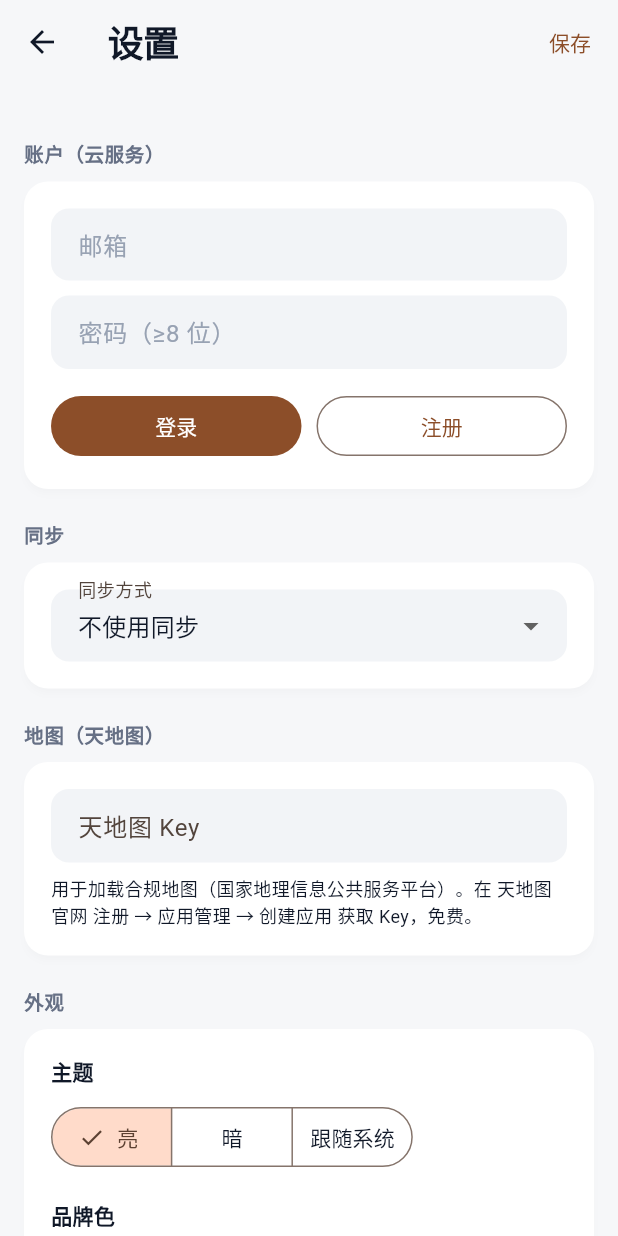
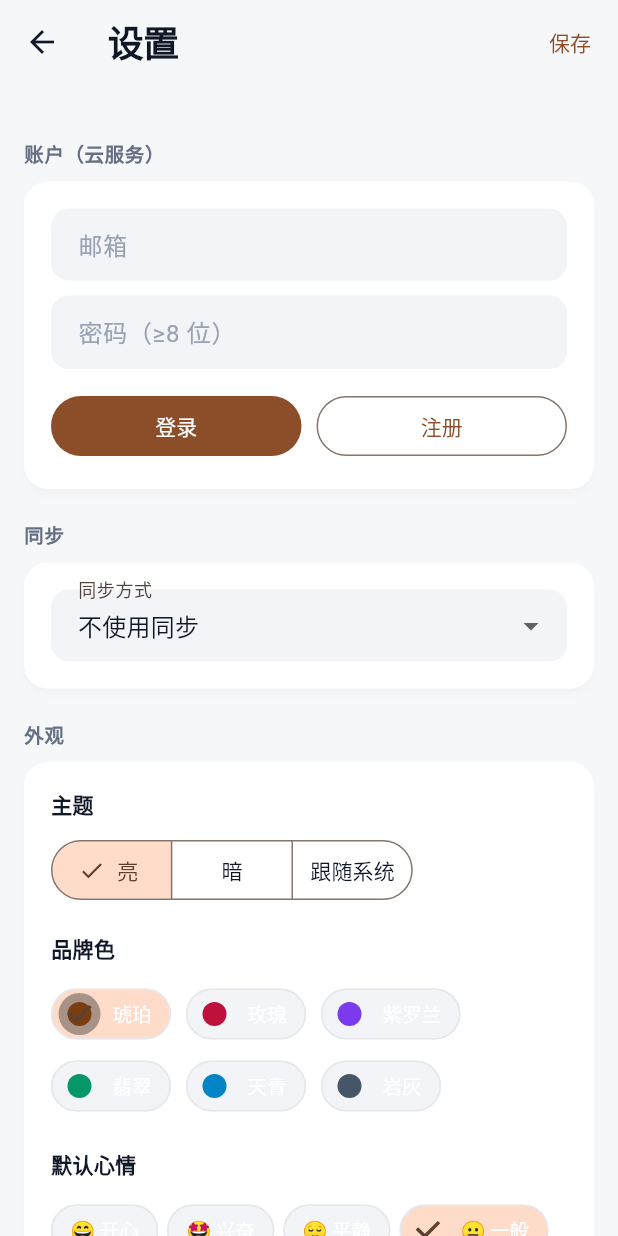
Before and after one commit to HonestLiu/my_diary, a Flutter app: the SettingsScreen screen opened directly, on a phone screen of 412 x 824 dp. Run offline on Flutter 3.47's test engine with Material 3 defaults, Android fonts, the phone set to English and light mode, and no system bars; our stand-ins replace file_picker, flutter_map, geolocator, image_picker, latlong2, open_filex and 2 more; accounts and stored records are empty; statements that could not run were skipped.

Commit message:
refactor(map): 从设置页与 AppSettings 移除天地图 Key，调用方改用 MapConfig

```diff
--- a/Mobile2/my_diary/lib/models/settings.dart
+++ b/Mobile2/my_diary/lib/models/settings.dart
@@ -12,7 +12,6 @@ class AppSettings {
   final int weekStartsOn; // 0 = 周日, 1 = 周一
   final Mood defaultMood;
   final SyncConfig sync;
-  final String mapKey; // 天地图（Tianditu）密钥，用于加载合规地图瓦片与逆地理编码
 
   const AppSettings({
     this.version = 1,
@@ -23,7 +22,6 @@ class AppSettings {
     this.weekStartsOn = 1,
     this.defaultMood = Mood.neutral,
     this.sync = const SyncConfig(),
-    this.mapKey = '',
   });
 
   factory AppSettings.fromJson(Map<String, dynamic> json) {
@@ -45,7 +43,6 @@ class AppSettings {
       sync: syncJson != null
           ? SyncConfig.fromJson(syncJson)
           : const SyncConfig(),
-      mapKey: (json['mapKey'] as String?) ?? '',
     );
   }
 
@@ -58,7 +55,6 @@ class AppSettings {
         'weekStartsOn': weekStartsOn,
         'defaultMood': defaultMood.name,
         'sync': sync.toJson(),
-        'mapKey': mapKey,
       };
 
   AppSettings copyWith({
@@ -69,7 +65,6 @@ class AppSettings {
     int? weekStartsOn,
     Mood? defaultMood,
     SyncConfig? sync,
-    String? mapKey,
   }) =>
       AppSettings(
         version: version,
@@ -80,7 +75,6 @@ class AppSettings {
         weekStartsOn: weekStartsOn ?? this.weekStartsOn,
         defaultMood: defaultMood ?? this.defaultMood,
         sync: sync ?? this.sync,
-        mapKey: mapKey ?? this.mapKey,
       );
 }
 
--- a/Mobile2/my_diary/lib/ui/editor_screen.dart
+++ b/Mobile2/my_diary/lib/ui/editor_screen.dart
@@ -519,14 +519,12 @@ class _EditorScreenState extends State<EditorScreen> {
 
   /// 打开地图选点页，回写经纬度与地点名称。
   Future<void> _pickLocation() async {
-    final key = context.read<AppStore>().settings.mapKey;
     final result = await Navigator.push<Map<String, dynamic>?>(
       context,
       MaterialPageRoute(
         builder: (_) => MapPickerPage(
           initialLat: _latitude,
           initialLon: _longitude,
-          mapKey: key,
         ),
       ),
     );
--- a/Mobile2/my_diary/lib/ui/map_screen.dart
+++ b/Mobile2/my_diary/lib/ui/map_screen.dart
@@ -3,6 +3,7 @@ import 'dart:math' as math;
 import 'package:flutter/material.dart';
 import 'package:flutter_map/flutter_map.dart';
 import 'package:latlong2/latlong.dart';
+import 'package:my_diary_mobile/config/map_config.dart';
 import 'package:my_diary_mobile/models/journal_entry.dart';
 import 'package:my_diary_mobile/services/map_service.dart';
 import 'package:my_diary_mobile/ui/app_store.dart';
@@ -191,7 +192,7 @@ class _MapScreenState extends State<MapScreen> {
   @override
   Widget build(BuildContext context) {
     final store = context.watch<AppStore>();
-    final key = store.settings.mapKey;
+    final key = MapConfig.mapApiKey;
     final tiles = tdtTileLayers(key);
     return Scaffold(
       appBar: AppBar(
--- a/Mobile2/my_diary/lib/ui/settings_screen.dart
+++ b/Mobile2/my_diary/lib/ui/settings_screen.dart
@@ -37,7 +37,6 @@ class _SettingsScreenState extends State<SettingsScreen> {
   late TextEditingController _secretKeyCtl;
   late TextEditingController _emailCtl;
   late TextEditingController _passwordCtl;
-  late TextEditingController _mapKeyCtl;
 
   bool _accountBusy = false;
 
@@ -61,7 +60,6 @@ class _SettingsScreenState extends State<SettingsScreen> {
     _secretKeyCtl = TextEditingController();
     _emailCtl = TextEditingController();
     _passwordCtl = TextEditingController();
-    _mapKeyCtl = TextEditingController(text: s.mapKey);
   }
 
   @override
@@ -74,7 +72,6 @@ class _SettingsScreenState extends State<SettingsScreen> {
     _secretKeyCtl.dispose();
     _emailCtl.dispose();
     _passwordCtl.dispose();
-    _mapKeyCtl.dispose();
     super.dispose();
   }
 
@@ -116,7 +113,6 @@ class _SettingsScreenState extends State<SettingsScreen> {
       weekStartsOn: _weekStartsOn,
       defaultMood: _defaultMood,
       sync: sync,
-      mapKey: _mapKeyCtl.text.trim(),
     );
     await store.saveSettings(newSettings);
     if (mounted) {
@@ -320,24 +316,6 @@ class _SettingsScreenState extends State<SettingsScreen> {
               ],
             ],
           ),
-          _SectionTitle('地图（天地图）'),
-          _Card(
-            children: [
-              TextField(
-                controller: _mapKeyCtl,
-                decoration: const InputDecoration(
-                  labelText: '天地图 Key',
-                  hintText: '在 tiditu.gov.cn 控制台免费申请',
-                ),
-              ),
-              const SizedBox(height: 8),
-              const Text(
-                '用于加载合规地图（国家地理信息公共服务平台）。'
-                '在 天地图官网 注册 → 应用管理 → 创建应用 获取 Key，免费。',
-                style: TextStyle(fontSize: 12),
-              ),
-            ],
-          ),
           _SectionTitle('外观'),
           _Card(
             children: [
```
Also changed, not shown: Mobile2/my_diary/lib/ui/detail_screen.dart (+8 -9 lines), Mobile2/my_diary/lib/ui/map_picker_page.dart (+7 -6 lines).
